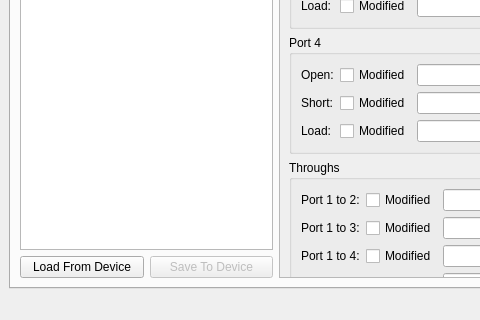
The window that Software/LibreCAL-GUI/main.ui (jankae/LibreCAL) describes before a commit, drawn with Qt 5; both pictures show x 0 to 480 and y 413 to 733 of the 1059 by 733 pixel window.
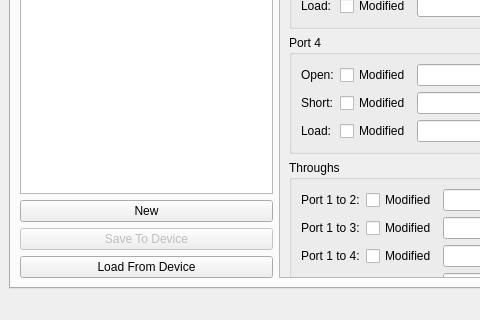
The same window after the commit. The open tabs and pages were chosen to show the change. Icons and pictures are not drawn. Custom widgets are drawn as their Qt base class.

Commit message: Add/delete coefficient sets

```diff
--- a/Software/LibreCAL-GUI/main.ui
+++ b/Software/LibreCAL-GUI/main.ui
@@ -90,11 +90,11 @@
            <widget class="QListWidget" name="coeffList"/>
           </item>
           <item>
-           <layout class="QHBoxLayout" name="horizontalLayout">
+           <layout class="QVBoxLayout" name="verticalLayout_6">
             <item>
-             <widget class="QPushButton" name="loadCoefficients">
+             <widget class="QPushButton" name="newCoefficient">
               <property name="text">
-               <string>Load From Device</string>
+               <string>New</string>
               </property>
               <property name="icon">
                <iconset theme="view-refresh">
@@ -116,6 +116,17 @@
               </property>
              </widget>
             </item>
+            <item>
+             <widget class="QPushButton" name="loadCoefficients">
+              <property name="text">
+               <string>Load From Device</string>
+              </property>
+              <property name="icon">
+               <iconset theme="view-refresh">
+                <normaloff>.</normaloff>.</iconset>
+              </property>
+             </widget>
+            </item>
            </layout>
           </item>
          </layout>
```
Left out of the diff: 9 changed lines with no effect on the pictures. The commit also changes 5 other files.
